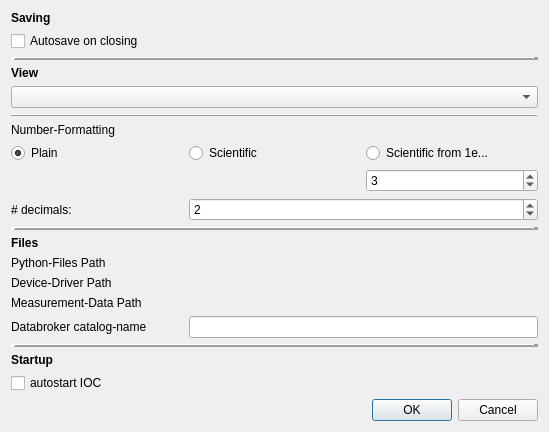
Old version of the form gui/settings_window.ui in the repository FAU-LAP/NOMAD-CAMELS.
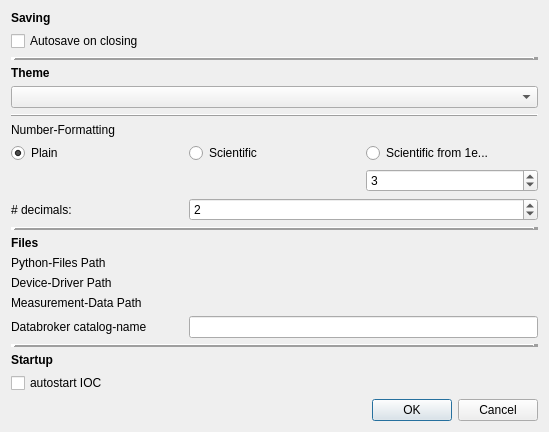
New version of the form. Custom widgets are drawn as their Qt base class.

Diff of the .ui file:
```diff
--- a/gui/settings_window.ui
+++ b/gui/settings_window.ui
@@ -78,7 +78,7 @@
       </font>
      </property>
      <property name="text">
-      <string>View</string>
+      <string>Theme</string>
      </property>
     </widget>
    </item>
```
Left out of the diff: 2 changed lines with no effect on the pictures.
